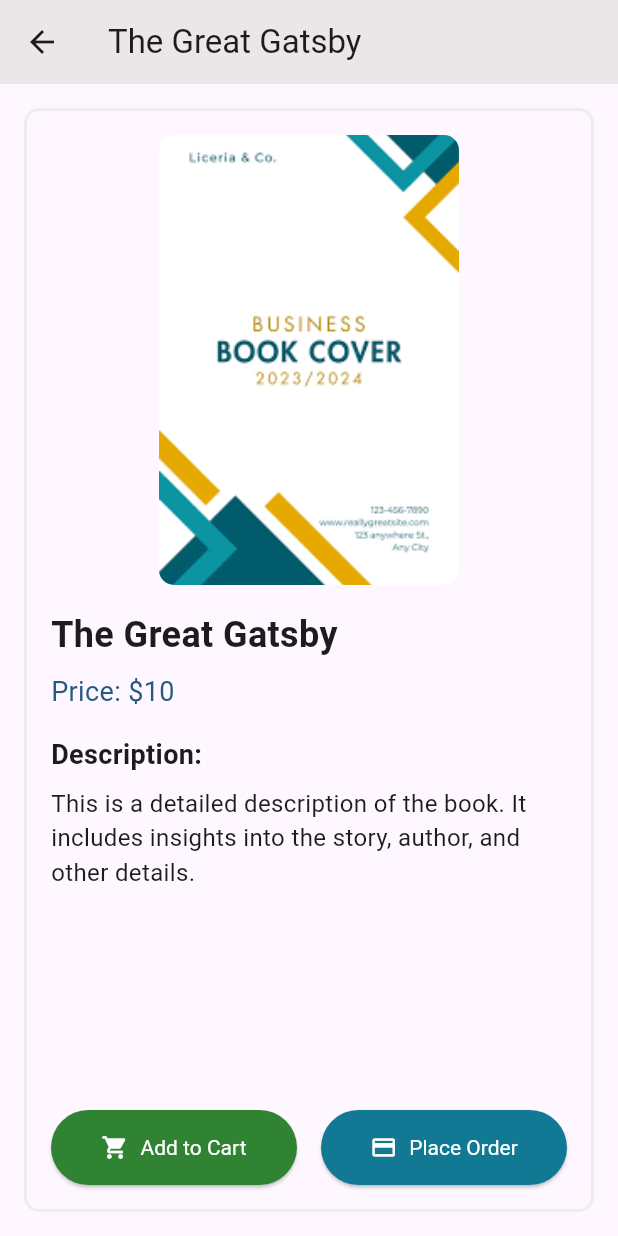
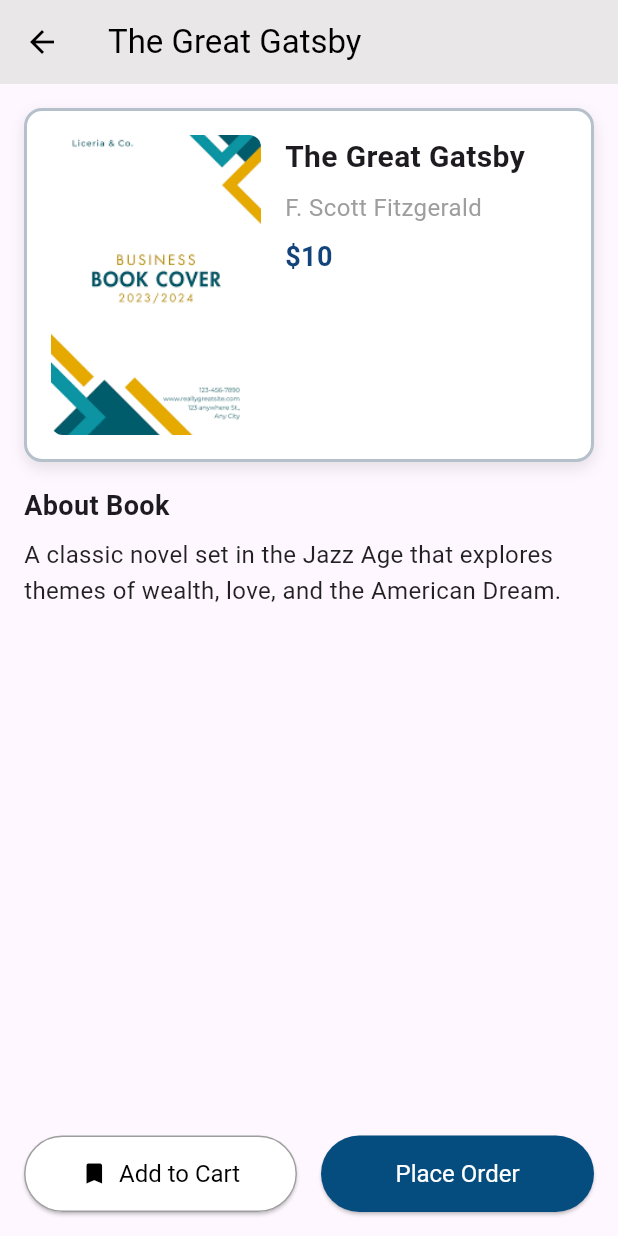
Before and after one commit to NinaMadu/bookhaven-mobile-application, a Flutter app: the HomePage screen opened by its route, after a tap on "View Book", on a phone screen of 412 x 824 dp. Run offline on Flutter 3.47's test engine with Material 3 defaults, Android fonts, the phone set to English and light mode, and no system bars; our stand-ins replace firebase_auth, firebase_core; accounts and stored records are empty.

Commit message:
bookitem completed

```diff
--- a/lib/pages/bookitem.dart
+++ b/lib/pages/bookitem.dart
@@ -4,87 +4,127 @@ class BookItemPage extends StatelessWidget {
   final String title;
   final String image;
   final String price;
+  final String author;
+  final String description;
 
   const BookItemPage({
     Key? key,
     required this.title,
     required this.image,
     required this.price,
+    required this.author,
+    required this.description,
   }) : super(key: key);
 
   @override
   Widget build(BuildContext context) {
     return Scaffold(
       appBar: AppBar(
-        title: Text(title),
-        backgroundColor: const Color.fromARGB(255, 233, 231, 231),
+        title: Text(
+          title,
+          style: const TextStyle(color: Colors.black),
         ),
-      body: Center(
-        child: Container(
-          margin: const EdgeInsets.all(16.0), // Margin outside the border
-          padding: const EdgeInsets.all(16.0), // Padding inside the border
-          decoration: BoxDecoration(
-            border: Border.all(
-              color: const Color.fromARGB(255, 237, 237, 237), // Border color
-              width: 2.0, // Border width
+        backgroundColor: const Color(0xFFE9E7E7),
+        elevation: 0,
+        iconTheme: const IconThemeData(color: Colors.black),
       ),
-            borderRadius: BorderRadius.circular(10.0), // Rounded corners
-          ),
+      body: Padding(
+        padding: const EdgeInsets.all(16.0),
         child: Column(
           crossAxisAlignment: CrossAxisAlignment.start,
           children: [
+            // Book Details in a Highlighted Box
+            Container(
+              padding: const EdgeInsets.all(16.0),
+              decoration: BoxDecoration(
+                color: Colors.white,
+                borderRadius: BorderRadius.circular(12.0),
+                border: Border.all(
+                  color: const Color.fromARGB(255, 181, 192, 203), // Border color
+                  width: 2.0, // Border width
+                ),
+                boxShadow: [
+                  BoxShadow(
+                    color: Colors.black.withOpacity(0.1),
+                    blurRadius: 8.0,
+                    offset: const Offset(0, 4), // Shadow offset
+                  ),
+                ],
+              ),
+              child: Row(
+                crossAxisAlignment: CrossAxisAlignment.start,
+                children: [
                   // Book Image
-              Center(
-                child: ClipRRect(
-                  borderRadius: BorderRadius.circular(10.0),
+                  ClipRRect(
+                    borderRadius: BorderRadius.circular(8.0),
                     child: Image.asset(
                       image,
-                    height: 300,
-
-                    width: 200,
+                      height: 200,
+                      width: 140,
                       fit: BoxFit.cover,
                     ),
+                  ),
+                  const SizedBox(width: 16),
+                  // Book Details
+                  Expanded(
+                    child: Column(
+                      crossAxisAlignment: CrossAxisAlignment.start,
+                      children: [
+                        // Book Title
+                        Text(
+                          title,
+                          style: const TextStyle(
+                            fontSize: 20,
+                            fontWeight: FontWeight.bold,
+                          ),
+                        ),
+                        const SizedBox(height: 8),
+                        // Author
+                        Text(
+                          author,
+                          style: const TextStyle(
+                            fontSize: 16,
+                            color: Colors.grey,
+                          ),
+                        ),
+                        const SizedBox(height: 8),
+                        // Price
+                        Text(
+                          price,
+                          style: const TextStyle(
+                            fontSize: 18,
+                            fontWeight: FontWeight.bold,
+                            color: Color.fromARGB(255, 18, 67, 122),
+                          ),
+                        ),
+                      ],
+                    ),
+                  ),
+                ],
               ),
             ),
             const SizedBox(height: 16),
 
-              // Book Title
-              Text(
-                title,
-                style: const TextStyle(
-                  fontSize: 24,
-                  fontWeight: FontWeight.bold,
-                ),
-              ),
-              const SizedBox(height: 8),
-
-              // Price
-              Text(
-                "Price: $price",
-                style: const TextStyle(
-                  fontSize: 18,
-                  color: Color.fromARGB(255, 38, 88, 128),
-                ),
-              ),
-              const SizedBox(height: 16),
-
-              // Description Placeholder
+            // Description Section
             const Text(
-                "Description:",
+              "About Book",
               style: TextStyle(
                 fontSize: 18,
                 fontWeight: FontWeight.bold,
               ),
             ),
             const SizedBox(height: 8),
-              const Text(
-                "This is a detailed description of the book. "
-                "It includes insights into the story, author, and other details.",
-                style: TextStyle(fontSize: 16),
+            Text(
+              description,
+              style: const TextStyle(
+                fontSize: 16,
+                color: Colors.black87,
+                height: 1.5,
+              ),
             ),
             const Spacer(),
 
-              // Buttons
+            // Buttons for Add to Cart and Place Order
             Row(
               children: [
                 Expanded(
@@ -92,35 +132,29 @@ class BookItemPage extends StatelessWidget {
                     onPressed: () {
                       // Add to cart functionality
                     },
-                      icon: const Icon(Icons.shopping_cart),
+                    icon: const Icon(Icons.bookmark),
                     label: const Text("Add to Cart"),
                     style: ElevatedButton.styleFrom(
-                        backgroundColor: const Color.fromARGB(255, 48, 131, 50),
-                        foregroundColor: Colors.white,
+                      backgroundColor: Colors.white,
+                      foregroundColor: Colors.black,
+                      side: const BorderSide(color: Colors.grey),
                       padding: const EdgeInsets.symmetric(vertical: 16),
-                        textStyle: const TextStyle(
-                          fontSize: 14,
-                          //fontWeight: FontWeight.bold,
-                        ),
+                      textStyle: const TextStyle(fontSize: 16),
                     ),
                   ),
                 ),
                 const SizedBox(width: 16),
                 Expanded(
-                    child: ElevatedButton.icon(
+                  child: ElevatedButton(
                     onPressed: () {
                       // Place order functionality
                     },
-                      icon: const Icon(Icons.payment),
-                      label: const Text("Place Order"),
+                    child: const Text("Place Order"),
                     style: ElevatedButton.styleFrom(
-                        backgroundColor: const Color.fromARGB(255, 17, 121, 147),
+                      backgroundColor: const Color.fromARGB(255, 6, 77, 127),
                       foregroundColor: Colors.white,
                       padding: const EdgeInsets.symmetric(vertical: 16),
-                        textStyle: const TextStyle(
-                          fontSize: 14,
-                          //fontWeight: FontWeight.bold,
-                        ),
+                      textStyle: const TextStyle(fontSize: 16),
                     ),
                   ),
                 ),
@@ -129,7 +163,6 @@ class BookItemPage extends StatelessWidget {
           ],
         ),
       ),
-      ),
     );
   }
 }
--- a/lib/pages/home.dart
+++ b/lib/pages/home.dart
@@ -23,51 +23,84 @@ class _HomePageState extends State<HomePage> {
     {
       "title": "The Great Gatsby",
       "price": "\$10",
-        "image": "assets/icons/images/book.png"
+      "image": "assets/icons/images/book.png",
+      "author": "F. Scott Fitzgerald",
+      "description": "A classic novel set in the Jazz Age that explores themes of wealth, love, and the American Dream."
     },
     {
       "title": "1984",
       "price": "\$12",
-        "image": "assets/icons/images/book.png"
+      "image": "assets/icons/images/book.png",
+      "author": "George Orwell",
+      "description": "A dystopian tale that delves into totalitarianism, surveillance, and the struggle for freedom."
     },
   ],
   "Non-fiction": [
-      {"title": "Sapiens", "price": "\$15", "image": "assets/nonfiction1.jpg"},
-      {"title": "Educated", "price": "\$14", "image": "assets/nonfiction2.jpg"},
+    {
+      "title": "Sapiens",
+      "price": "\$15",
+      "image": "assets/nonfiction1.jpg",
+      "author": "Yuval Noah Harari",
+      "description": "A groundbreaking exploration of the history of humankind, from the Stone Age to the modern era."
+    },
+    {
+      "title": "Educated",
+      "price": "\$14",
+      "image": "assets/nonfiction2.jpg",
+      "author": "Tara Westover",
+      "description": "A memoir of resilience and the transformative power of education in overcoming a restrictive upbringing."
+    },
   ],
   "Science": [
     {
       "title": "A Brief History of Time",
       "price": "\$18",
-        "image": "assets/science1.jpg"
+      "image": "assets/science1.jpg",
+      "author": "Stephen Hawking",
+      "description": "An iconic book that explores the mysteries of the universe, time, and black holes."
     },
     {
       "title": "The Selfish Gene",
       "price": "\$16",
-        "image": "assets/science2.jpg"
+      "image": "assets/science2.jpg",
+      "author": "Richard Dawkins",
+      "description": "A groundbreaking book on evolution, presenting the gene-centered view of natural selection."
     },
   ],
   "Mystery": [
-      {"title": "Gone Girl", "price": "\$11", "image": "assets/mystery1.jpg"},
+    {
+      "title": "Gone Girl",
+      "price": "\$11",
+      "image": "assets/mystery1.jpg",
+      "author": "Gillian Flynn",
+      "description": "A psychological thriller that unravels the secrets of a marriage turned sour."
+    },
     {
       "title": "Sherlock Holmes",
       "price": "\$13",
-        "image": "assets/mystery2.jpg"
+      "image": "assets/mystery2.jpg",
+      "author": "Arthur Conan Doyle",
+      "description": "The adventures of the legendary detective Sherlock Holmes and his loyal friend Dr. Watson."
     },
   ],
   "Romance": [
     {
       "title": "Pride and Prejudice",
       "price": "\$9",
-        "image": "assets/romance1.jpg"
+      "image": "assets/romance1.jpg",
+      "author": "Jane Austen",
+      "description": "A beloved romantic novel that explores themes of love, social class, and personal growth."
     },
     {
       "title": "The Notebook",
       "price": "\$10",
-        "image": "assets/romance2.jpg"
+      "image": "assets/romance2.jpg",
+      "author": "Nicholas Sparks",
+      "description": "A timeless love story that recounts the enduring bond between two people across the years."
     },
   ],
 };
+
 
   final List<Map<String, String>> offers = [
     {"title": "Buy 1 Get 1 Free", "image": "assets/offer1.jpg"},
@@ -200,7 +233,7 @@ class _HomePageState extends State<HomePage> {
                 itemBuilder: (context, index) {
                   final book = books[selectedCategory]![index];
                   return bookCard(
-                      book["title"]!, book["image"]!, book["price"]!);
+                      book["title"]!, book["image"]!, book["price"]!,book["author"]!,book["description"]!);
                 },
               ),
             ),
@@ -285,7 +318,7 @@ class _HomePageState extends State<HomePage> {
     );
   }
 
-  Widget bookCard(String title, String image, String price) {
+  Widget bookCard(String title, String image, String price, String author, String description) {
     return Card(
       shape: RoundedRectangleBorder(borderRadius: BorderRadius.circular(10)),
       child: Column(
@@ -305,7 +338,7 @@ class _HomePageState extends State<HomePage> {
             ),
           ),
           Padding(
-            padding: const EdgeInsets.all(8.0),
+            padding: const EdgeInsets.all(12.0),
             child: Text(
               title,
               style: const TextStyle(fontWeight: FontWeight.bold),
@@ -330,6 +363,8 @@ class _HomePageState extends State<HomePage> {
                       title: title,
                       image: image,
                       price: price,
+                      author: author,
+                       description: description,
                     ),
                   ),
                 );
```
Also changed, not shown: lib/pages/cartpage.dart (added). Lines whose indentation alone changed are shown as unchanged.
